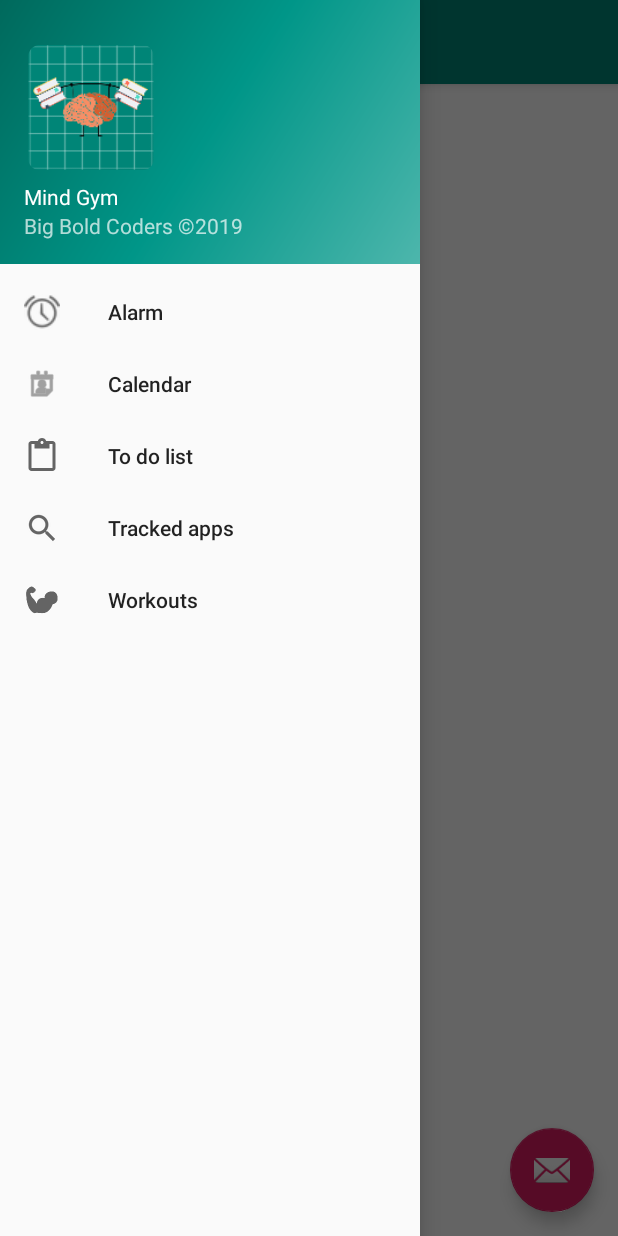
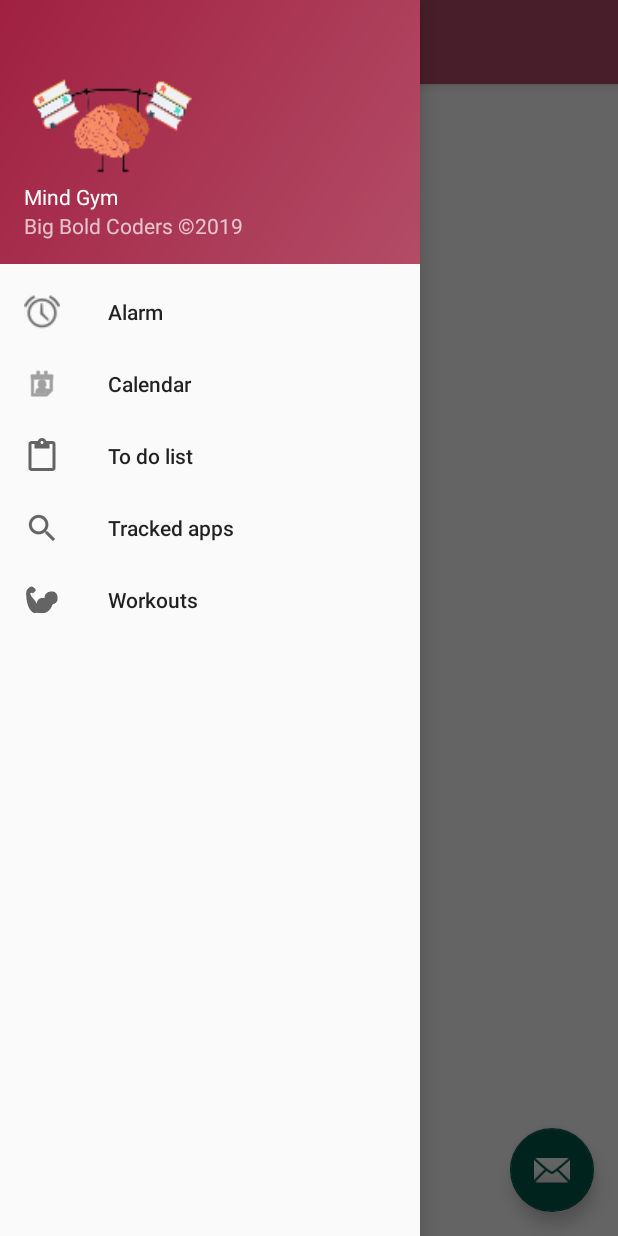
Before and after one commit to andrei9917/BBC-MindGYM, an Android app: the screen it shows after launch (MainActivity), with the side drawer open, on a phone screen of 412 x 824 dp. Run offline under Robolectric (Android 15) with nearby library versions, the phone set to English and light mode, and no system bars; 1 statement that could not run was skipped.

Commit message:
Icon changes v2

```diff
--- a/app/src/main/res/drawable/side_nav_bar.xml
+++ b/app/src/main/res/drawable/side_nav_bar.xml
@@ -2,8 +2,7 @@
     android:shape="rectangle">
     <gradient
         android:angle="135"
-        android:centerColor="#009688"
-        android:endColor="#00695C"
-        android:startColor="#4DB6AC"
+        android:endColor="@color/colorPrimaryDark"
+        android:startColor="@color/colorPrimary"
         android:type="linear" />
 </shape>
--- a/app/src/main/res/layout/nav_header_main.xml
+++ b/app/src/main/res/layout/nav_header_main.xml
@@ -14,10 +14,14 @@
 
     <ImageView
         android:id="@+id/imageView2"
-        android:layout_width="89dp"
-        android:layout_height="83dp"
+        android:layout_width="90dp"
+        android:layout_height="90dp"
+        android:background="@android:color/transparent"
         android:contentDescription="brain_logo"
-        app:srcCompat="@mipmap/ic_mind_logo_round" />
+        android:scaleType="matrix"
+        android:scaleX="1.6"
+        android:scaleY="1.8"
+        app:srcCompat="@mipmap/ic_mind_brain_logo" />
 
     <TextView
         android:layout_width="match_parent"
--- a/app/src/main/res/values/colors.xml
+++ b/app/src/main/res/values/colors.xml
@@ -1,6 +1,6 @@
 <?xml version="1.0" encoding="utf-8"?>
 <resources>
-    <color name="colorPrimary">#008577</color>
-    <color name="colorPrimaryDark">#00574B</color>
-    <color name="colorAccent">#D81B60</color>
+    <color name="colorPrimary">#b34c66</color>
+    <color name="colorPrimaryDark">#a02040</color>
+    <color name="colorAccent">#00574B</color>
 </resources>
```
